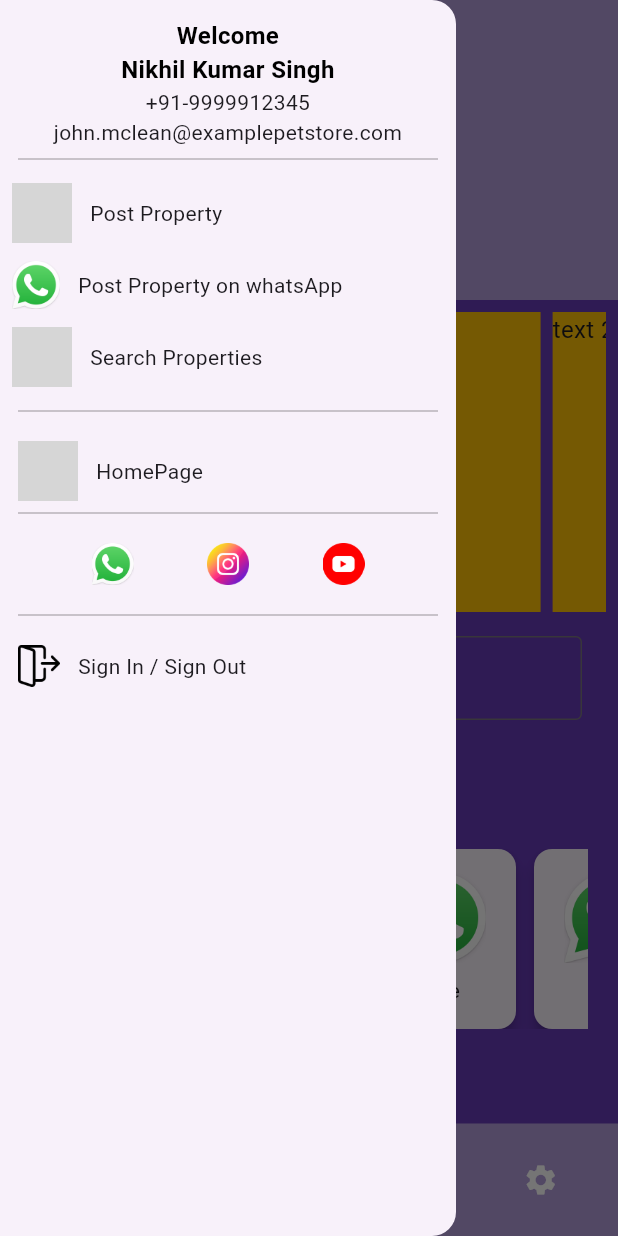
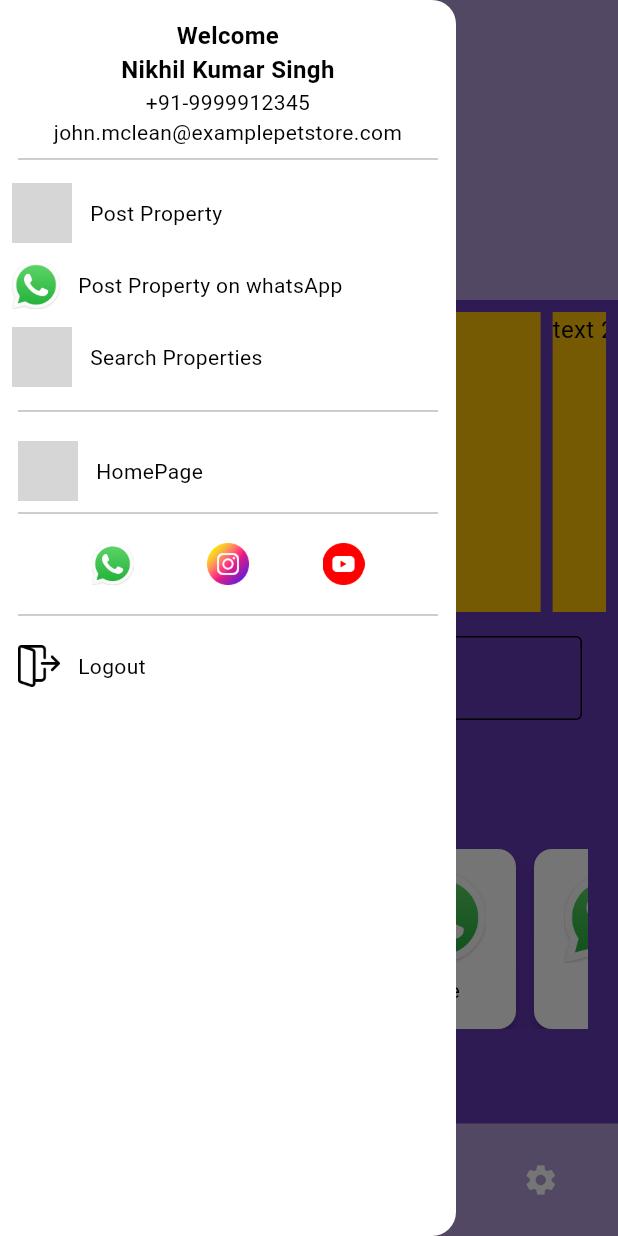
Before and after one commit to rinkuniks/RentoSell, a Flutter app: the MyHomePageNew screen opened directly, with the side drawer open, on a phone screen of 412 x 824 dp. Run offline on Flutter 3.47's test engine with Material 3 defaults, Android fonts, the phone set to English and light mode, and no system bars; drawn by our look-alikes of carousel_slider, curved_navigation_bar; our stand-ins replace firebase_auth, firebase_core, flutter_otp_text_field, lottie, smooth_page_indicator; accounts and stored records are empty; network calls fail; grey boxes are pictures that could not be loaded.

Commit message:
sign in with firebase and logout

```diff
--- a/LearnFlutter/lib/Constants/CommonComponents.dart
+++ b/LearnFlutter/lib/Constants/CommonComponents.dart
@@ -1,5 +1,3 @@
-import 'package:flutter/material.dart';
-
 class CommonComponents{
 
 }
--- a/LearnFlutter/lib/Constants/Constants.dart
+++ b/LearnFlutter/lib/Constants/Constants.dart
@@ -1,9 +1,9 @@
 class Constants {
-  static const String StaticImage = 'https://flutter.github'
+  static const String staticImage = 'https://flutter.github'
       '.io/assets-for-api-docs/assets/widgets/owl.jpg';
-  static const String WhatsAppImage = 'assets/whatsapp.png';
-  static const String InstaImage = 'assets/instagram.png';
-  static const String YoutubeImage = 'assets/youtube.png';
-  static const String Logout = 'assets/logout.png';
+  static const String whatsAppImage = 'assets/whatsapp.png';
+  static const String instagramImage = 'assets/instagram.png';
+  static const String youtubeImage = 'assets/youtube.png';
+  static const String logout = 'assets/logout.png';
   static const String hamburger = 'assets/menu.png';
 }
--- a/LearnFlutter/lib/components/my_button.dart
+++ b/LearnFlutter/lib/components/my_button.dart
@@ -5,7 +5,7 @@ class MyButton extends StatelessWidget {
   final btnText;
   final Function()? onTap;
 
-  MyButton({super.key, required this.btnText, required this.onTap});
+  const MyButton({super.key, required this.btnText, required this.onTap});
 
   @override
   Widget build(BuildContext context) {
--- a/LearnFlutter/lib/main.dart
+++ b/LearnFlutter/lib/main.dart
@@ -2,6 +2,7 @@ import 'package:firebase_core/firebase_core.dart';
 import 'package:flutter/material.dart';
 import 'package:learnflutter/firebase_options.dart';
 import 'package:learnflutter/screens/splash_screen.dart';
+import 'package:learnflutter/themes/light_mode.dart';
 
 Future<void> main() async {
   WidgetsFlutterBinding.ensureInitialized();
@@ -19,10 +20,7 @@ class MyApp extends StatelessWidget {
     return MaterialApp(
       debugShowCheckedModeBanner: false,
       title: 'Flutter Demo',
-      theme: ThemeData(
-        colorScheme: ColorScheme.fromSeed(seedColor: Colors.deepPurple),
-        useMaterial3: true,
-      ),
+      theme: lightMode,
       home: SplashScreen(),
     );
   }
--- a/LearnFlutter/lib/screens/DashBoard.dart
+++ b/LearnFlutter/lib/screens/DashBoard.dart
@@ -101,7 +101,7 @@ Widget topSection() {
                     child: Column(
                         mainAxisAlignment: MainAxisAlignment.center,
                         children: [
-                          Image.asset(Constants.WhatsAppImage,
+                          Image.asset(Constants.whatsAppImage,
                               width: Dimens.sixty,
                               height: Dimens.sixty),
                           SizedBox(height: Dimens.eight),
@@ -151,7 +151,7 @@ Widget midSection() {
                     child: Column(
                         mainAxisAlignment: MainAxisAlignment.center,
                         children: [
-                          Image.asset(Constants.WhatsAppImage,
+                          Image.asset(Constants.whatsAppImage,
                               width: Dimens.sixty,
                               height: Dimens.sixty),
                           SizedBox(height: Dimens.eight),
@@ -201,7 +201,7 @@ Widget bottomSection() {
                     child: Column(
                         mainAxisAlignment: MainAxisAlignment.center,
                         children: [
-                          Image.asset(Constants.WhatsAppImage,
+                          Image.asset(Constants.whatsAppImage,
                               width: Dimens.sixty,
                               height: Dimens.sixty),
                           SizedBox(height: Dimens.eight),
@@ -254,7 +254,7 @@ Widget popularCities() {
                             color: Colors.white,
                             borderRadius: BorderRadius.circular(Dimens.forty),
                           ),
-                          child: Image.asset(Constants.WhatsAppImage,
+                          child: Image.asset(Constants.whatsAppImage,
                               width: Dimens.sixty,
                               height: Dimens.sixty),
                         ),
--- a/LearnFlutter/lib/screens/MyHomePageNew.dart
+++ b/LearnFlutter/lib/screens/MyHomePageNew.dart
@@ -2,13 +2,13 @@ import 'package:curved_navigation_bar/curved_navigation_bar.dart';
 import 'package:flutter/material.dart';
 import 'package:learnflutter/Constants/Dimens.dart';
 import 'package:learnflutter/screens/auth/SignUpScreen.dart';
+import 'package:learnflutter/screens/auth/auth_service.dart';
 import 'package:learnflutter/screens/settings/settings_screen.dart';
-
 import '../Constants/Constants.dart';
 import 'DashBoard.dart';
 
 class MyHomePageNew extends StatefulWidget {
-  MyHomePageNew({super.key});
+  const MyHomePageNew({super.key});
 
   @override
   State<MyHomePageNew> createState() => _MyHomePageNewState();
@@ -40,7 +40,7 @@ class _MyHomePageNewState extends State<MyHomePageNew> {
           padding: EdgeInsets.zero,
           children: [
             const Image(
-              image: NetworkImage(Constants.StaticImage),
+              image: NetworkImage(Constants.staticImage),
             ),
             Container(
               margin: const EdgeInsets.only(top: Dimens.twelve),
@@ -77,7 +77,7 @@ class _MyHomePageNewState extends State<MyHomePageNew> {
                   Row(mainAxisAlignment: MainAxisAlignment.start, children: [
                     CircleAvatar(
                       radius: Dimens.twenty,
-                      backgroundImage: NetworkImage(Constants.StaticImage),
+                      backgroundImage: NetworkImage(Constants.staticImage),
                     ),
                     SizedBox(
                       width: Dimens.twelve,
@@ -94,7 +94,7 @@ class _MyHomePageNewState extends State<MyHomePageNew> {
                     Image.asset(
                         height: Dimens.thirtyTwo,
                         width: Dimens.thirtyTwo,
-                        Constants.WhatsAppImage),
+                        Constants.whatsAppImage),
                     SizedBox(
                       width: Dimens.twelve,
                     ),
@@ -109,7 +109,7 @@ class _MyHomePageNewState extends State<MyHomePageNew> {
                   Row(mainAxisAlignment: MainAxisAlignment.start, children: [
                     CircleAvatar(
                       radius: Dimens.twenty,
-                      backgroundImage: NetworkImage(Constants.StaticImage),
+                      backgroundImage: NetworkImage(Constants.staticImage),
                     ),
                     SizedBox(
                       width: Dimens.twelve,
@@ -137,7 +137,7 @@ class _MyHomePageNewState extends State<MyHomePageNew> {
                   Row(mainAxisAlignment: MainAxisAlignment.start, children: [
                     CircleAvatar(
                       radius: Dimens.twenty,
-                      backgroundImage: NetworkImage(Constants.StaticImage),
+                      backgroundImage: NetworkImage(Constants.staticImage),
                     ),
                     SizedBox(
                       width: Dimens.twelve,
@@ -160,15 +160,15 @@ class _MyHomePageNewState extends State<MyHomePageNew> {
                         Image.asset(
                             height: Dimens.twentyEight,
                             width: Dimens.twentyEight,
-                            Constants.WhatsAppImage),
+                            Constants.whatsAppImage),
                         Image.asset(
                             height: Dimens.twentyEight,
                             width: Dimens.twentyEight,
-                            Constants.InstaImage),
+                            Constants.instagramImage),
                         Image.asset(
                             height: Dimens.twentyEight,
                             width: Dimens.twentyEight,
-                            Constants.YoutubeImage),
+                            Constants.youtubeImage),
                       ]),
                   SizedBox(height: Dimens.twelve),
                   Divider(
@@ -180,19 +180,17 @@ class _MyHomePageNewState extends State<MyHomePageNew> {
                     Image.asset(
                         height: Dimens.twentyEight,
                         width: Dimens.twentyEight,
-                        Constants.Logout),
+                        Constants.logout),
                     SizedBox(
                       width: Dimens.twelve,
                     ),
                     GestureDetector(
                       onTap: () {
-                        Navigator.push(context,
-                            MaterialPageRoute(builder: (context) {
-                          return Signupscreen();
-                        }));
+                        final auth = AuthService();
+                        auth.signOut();
                       },
                       child: Text(
-                        "Sign In / Sign Out",
+                        "Logout",
                         textAlign: TextAlign.center,
                       ),
                     ),
--- a/LearnFlutter/lib/screens/OnBoardingScreen.dart
+++ b/LearnFlutter/lib/screens/OnBoardingScreen.dart
@@ -1,5 +1,6 @@
 import 'package:flutter/material.dart';
 import 'package:learnflutter/screens/MyHomePageNew.dart';
+import 'package:learnflutter/screens/auth/auth_gate.dart';
 import 'package:learnflutter/screens/intro_screens/page_three.dart';
 import 'package:learnflutter/screens/intro_screens/page_two.dart';
 import 'package:smooth_page_indicator/smooth_page_indicator.dart';
@@ -13,7 +14,7 @@ class OnBoardingScreen extends StatefulWidget {
 }
 
 class _OnBoardingScreenState extends State<OnBoardingScreen> {
-  PageController _controller = PageController();
+  final PageController _controller = PageController();
   bool onLastPage = false;
 
   @override
@@ -51,7 +52,7 @@ class _OnBoardingScreenState extends State<OnBoardingScreen> {
                           onTap: () {
                             Navigator.pushReplacement(context,
                                 MaterialPageRoute(builder: (context) {
-                              return MyHomePageNew();
+                              return AuthGate();
                             }));
                           },
                           child: Text("Done"))
--- a/LearnFlutter/lib/screens/PostProperty.dart
+++ b/LearnFlutter/lib/screens/PostProperty.dart
@@ -24,7 +24,7 @@ class _PostPropertyState extends State<PostProperty> {
                 children: [
                   Text("Post via WhatsApp"),
                   SizedBox(width: Dimens.eight),
-                  Image.asset(Constants.WhatsAppImage,
+                  Image.asset(Constants.whatsAppImage,
                       width: Dimens.twentyFour,
                       height: Dimens.twentyFour),
                 ],
--- a/LearnFlutter/lib/screens/settings/settings_screen.dart
+++ b/LearnFlutter/lib/screens/settings/settings_screen.dart
@@ -1,6 +1,5 @@
 import 'package:flutter/material.dart';
 import 'package:learnflutter/Constants/Dimens.dart';
-import 'package:learnflutter/components/my_button.dart';
 import 'package:learnflutter/screens/settings/profile_screen.dart';
 
 class SettingsScreen extends StatefulWidget {
--- a/LearnFlutter/lib/screens/splash_screen.dart
+++ b/LearnFlutter/lib/screens/splash_screen.dart
@@ -2,6 +2,7 @@ import 'dart:async';
 
 import 'package:flutter/material.dart';
 import 'package:learnflutter/screens/OnBoardingScreen.dart';
+import 'package:learnflutter/screens/auth/auth_gate.dart';
 import 'package:lottie/lottie.dart';
 
 class SplashScreen extends StatefulWidget {
--- /dev/null
+++ b/LearnFlutter/lib/themes/light_mode.dart
@@ -0,0 +1,11 @@
+import 'package:flutter/material.dart';
+
+ThemeData lightMode = ThemeData(
+  colorScheme: ColorScheme.light(
+    background: Colors.grey.shade300,
+    primary: Colors.grey.shade500,
+    secondary: Colors.grey.shade200,
+    tertiary: Colors.white,
+    inversePrimary: Colors.grey.shade900,
+  ),
+);
```
Also changed, not shown: LearnFlutter/lib/screens/MyHomePage.dart (+9 -10 lines), LearnFlutter/lib/screens/auth/SignUpScreen.dart (+15 -3 lines), LearnFlutter/lib/screens/auth/auth_gate.dart (added, +25 -0 lines), LearnFlutter/lib/screens/auth/auth_service.dart (added, +27 -0 lines), LearnFlutter/lib/screens/auth/email_password_screen.dart (added), LearnFlutter/lib/themes/dark_mode.dart (added).
